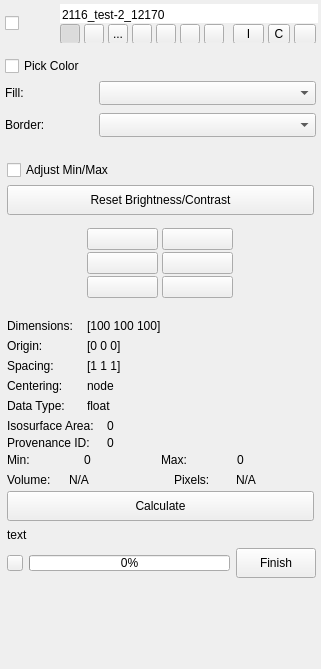
Old version of the form src/Interface/Application/LayerWidget.ui in the repository SCIInstitute/Seg3D.
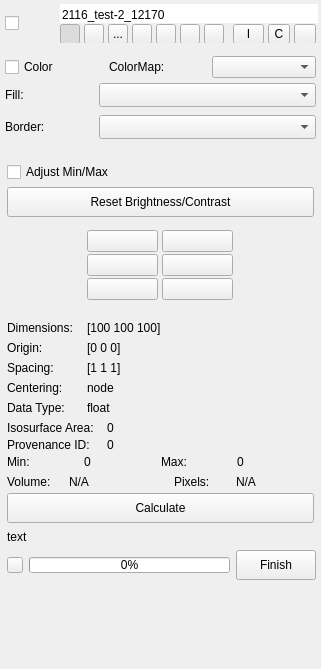
New version of the form. Icons and pictures are not drawn. Custom widgets are drawn as their Qt base class.

Commit message: Widget for colormaps

Patch:
```diff
--- a/src/Interface/Application/LayerWidget.ui
+++ b/src/Interface/Application/LayerWidget.ui
@@ -815,41 +815,48 @@
              </widget>
             </item>
             <item>
-              <widget class="QWidget" name="widget_21" native="true">
-                <property name="sizePolicy">
-                  <sizepolicy hsizetype="Preferred" vsizetype="Fixed">
-                    <horstretch>0</horstretch>
-                    <verstretch>0</verstretch>
-                  </sizepolicy>
-                </property>
-                <layout class="QHBoxLayout" name="horizontalLayout_251">
-                  <property name="spacing">
-                    <number>0</number>
-                  </property>
-                  <property name="leftMargin">
-                    <number>0</number>
-                  </property>
-                    <property name="topMargin">
-                    <number>0</number>
-                  </property>
-                    <property name="rightMargin">
-                    <number>0</number>
-                  </property>
-                    <property name="bottomMargin">
-                    <number>0</number>
-                  </property>
-                  <item>
-                   <widget class="QCheckBox" name="pick_color_checkbox_">
-                    <property name="toolTip">
-                      <string>Enable selection of colors</string>
-                    </property>
-                    <property name="text">
-                     <string>Pick Color</string>
-                    </property>
-                   </widget>
-                  </item>
-                </layout>
-              </widget>
+             <widget class="QWidget" name="widget_21" native="true">
+              <property name="sizePolicy">
+               <sizepolicy hsizetype="Preferred" vsizetype="Fixed">
+                <horstretch>0</horstretch>
+                <verstretch>0</verstretch>
+               </sizepolicy>
+              </property>
+              <layout class="QHBoxLayout" name="horizontalLayout_251">
+               <property name="spacing">
+                <number>0</number>
+               </property>
+               <property name="margin">
+                <number>0</number>
+               </property>
+               <item>
+                <widget class="QCheckBox" name="pick_color_checkbox_">
+                 <property name="maximumSize">
+                  <size>
+                   <width>311</width>
+                   <height>16777215</height>
+                  </size>
+                 </property>
+                 <property name="toolTip">
+                  <string>Enable selection of colors</string>
+                 </property>
+                 <property name="text">
+                  <string>Color</string>
+                 </property>
+                </widget>
+               </item>
+               <item>
+                <widget class="QLabel" name="label_6">
+                 <property name="text">
+                  <string>ColorMap:</string>
+                 </property>
+                </widget>
+               </item>
+               <item>
+                <widget class="QComboBox" name="colormap_selection_combo_"/>
+               </item>
+              </layout>
+             </widget>
             </item>
             <item>
              <widget class="QWidget" name="fill_" native="true">
```
Left out of the diff: 367 changed lines with no effect on the pictures.
